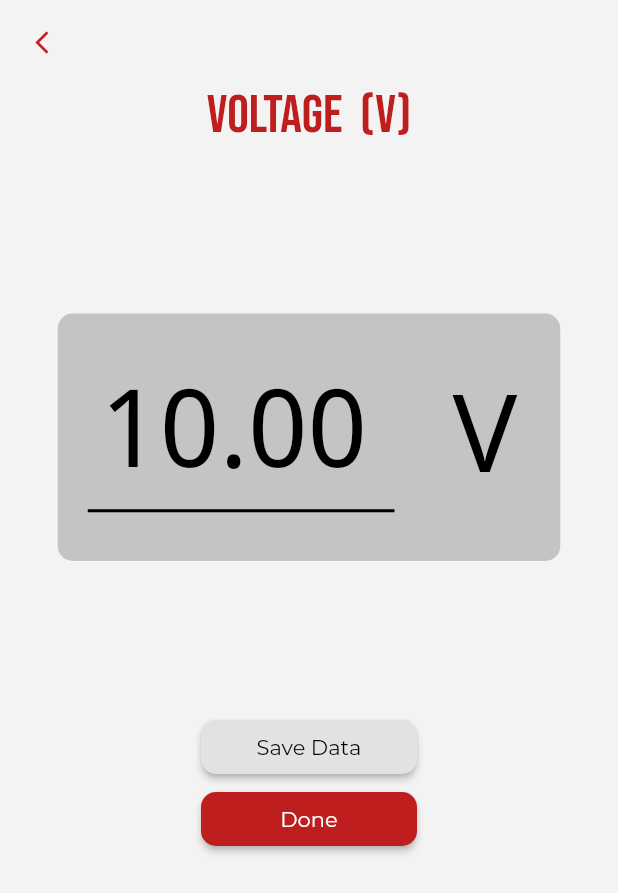
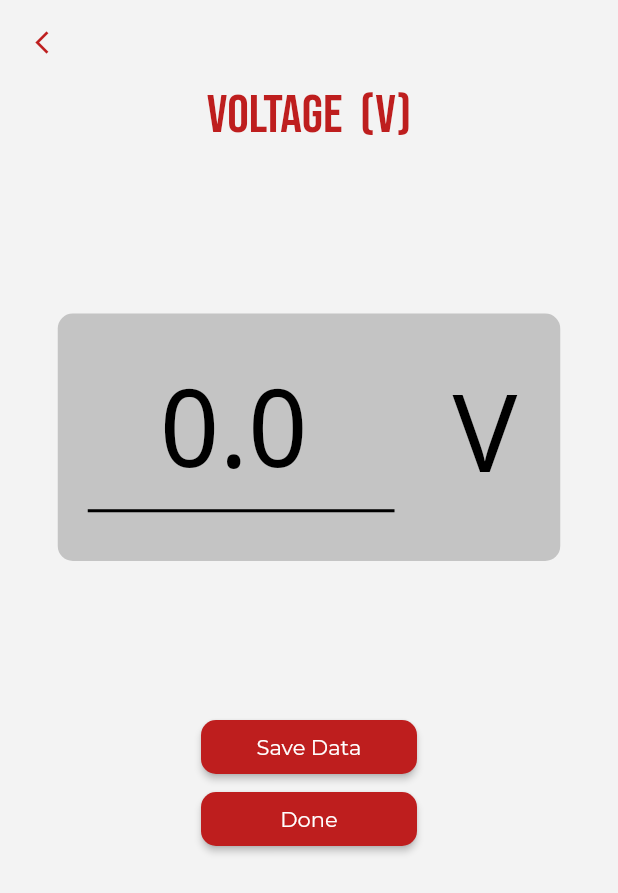
Before and after one commit to bp-martin/multimeter-glove-app, a Flutter app: the screen it shows after launch, after a tap on "Voltage", on a phone screen of 412 x 824 dp. Shown: the top 893 px of the screen. Run offline on Flutter 3.47's test engine with Material 2 defaults, Android fonts, the phone set to English and light mode, and no system bars; network calls fail.

Commit message:
Connection between esp8266 and app made

```diff
--- a/lib/screens/choose_measure.dart
+++ b/lib/screens/choose_measure.dart
@@ -1,10 +1,8 @@
-import 'dart:convert';
 import 'package:flutter/material.dart';
 import 'voltage_screen.dart';
 import 'current_screen.dart';
 import 'resistance_screen.dart';
 import 'data_screen.dart';
-import 'package:web_socket_channel/io.dart';
 
 class ChooseMeasure extends StatefulWidget {
   @override
@@ -12,51 +10,6 @@ class ChooseMeasure extends StatefulWidget {
 }
 
 class _ChooseMeasureState extends State<ChooseMeasure> {
-  String voltage = '';
-
-  late IOWebSocketChannel channel;
-  bool connected = false;
-
-  @override
-  void initState() {
-    connected = false;
-    voltage = "0";
-    Future.delayed(Duration.zero, () async {
-      channelconnect();
-    });
-
-    super.initState();
-  }
-
-  channelconnect() {
-    try {
-      channel = IOWebSocketChannel.connect("ws://192.168.0.1:81");
-      channel.stream.listen((message) {
-        print(message);
-        setState(() {
-          if (message == "connected") {
-            connected = true;
-          } else if (message.substring(0, 6) == "{'voltageVal") {
-            message = message.replaceAll(RegExp("'"), '"');
-            var jsondata = jsonDecode(message);
-            setState(() {
-              voltage = jsondata["charactersToString(vtr)"];
-            });
-          }
-        });
-      }, onDone: () {
-        print("Web Socket is closed");
-        setState(() {
-          connected = false;
-        });
-      }, onError: (error) {
-        print(error.toString());
-      });
-    } catch (_) {
-      print("Error on connecting to websocket.");
-    }
-  }
-
   @override
   Widget build(BuildContext context) {
     return Scaffold(
@@ -154,7 +107,6 @@ class _ChooseMeasureState extends State<ChooseMeasure> {
                   Navigator.push(context,
                       MaterialPageRoute(builder: (context) => DataScreen()));
                 }),
-            Text("Voltage: $voltage"),
             Padding(padding: EdgeInsets.fromLTRB(0, 40, 0, 0))
           ],
         ),
--- a/lib/screens/voltage_screen.dart
+++ b/lib/screens/voltage_screen.dart
@@ -1,5 +1,7 @@
+import 'dart:convert';
 import 'package:flutter/material.dart';
 import 'choose_measure.dart';
+import 'package:web_socket_channel/io.dart';
 
 class VoltageScreen extends StatefulWidget {
   @override
@@ -7,6 +9,66 @@ class VoltageScreen extends StatefulWidget {
 }
 
 class _VoltageScreenState extends State<VoltageScreen> {
+  String voltage = '';
+  double voltageDisplay = 0;
+
+  late IOWebSocketChannel channel;
+  bool connected = false;
+  bool saveData = false;
+
+  @override
+  void initState() {
+    connected = false;
+    voltage = "0";
+    Future.delayed(Duration.zero, () async {
+      channelconnect();
+    });
+
+    super.initState();
+  }
+
+  channelconnect() {
+    try {
+      channel = IOWebSocketChannel.connect("ws://192.168.0.1:81");
+      channel.stream.listen((message) {
+        print(message);
+        setState(() {
+          if (message == "connected") {
+            connected = true;
+          } else if (message.substring(0, 12) == "{'voltageVal") {
+            message = message.replaceAll(RegExp("'"), '"');
+            var jsondata = json.decode(message);
+            setState(() {
+              voltage = jsondata["voltageVal"];
+              voltageDisplay = double.parse(voltage);
+
+              if (voltageDisplay > 0.0001) {
+                saveData = true;
+              } else {
+                saveData = false;
+              }
+            });
+          }
+
+          if (voltage == "0") {
+            saveData = false;
+          } else {
+            saveData = true;
+          }
+        });
+      }, onDone: () {
+        print("Web Socket is closed");
+        setState(() {
+          connected = false;
+        });
+      }, onError: (error) {
+        print(error.toString());
+      });
+    } catch (_) {
+      print("Error on connecting to websocket.");
+    }
+  }
+
   @override
   Widget build(BuildContext context) {
     return Scaffold(
@@ -44,7 +106,7 @@ class _VoltageScreenState extends State<VoltageScreen> {
                           children: <Widget>[
                             Padding(padding: EdgeInsets.fromLTRB(0, 10, 0, 0)),
                             // Placeholder
-                            Text("10.00",
+                            Text("$voltageDisplay",
                                 style: TextStyle(
                                     fontFamily: 'Noto Sans',
                                     fontSize: 72,
@@ -76,8 +138,8 @@ class _VoltageScreenState extends State<VoltageScreen> {
             ElevatedButton(
                 child: Text("Save Data"),
                 style: ElevatedButton.styleFrom(
-                    primary: Color(0xffe2e2e2),
-                    onPrimary: Color(0xff000000),
+                    primary: saveData ? Color(0xffe2e2e2) : Color(0xffbe1e1e),
+                    onPrimary: saveData ? Color(0xff000000) : Color(0xffffffff),
                     fixedSize: Size(144, 32),
                     shape: RoundedRectangleBorder(
                         borderRadius: BorderRadius.circular(10)),
```
